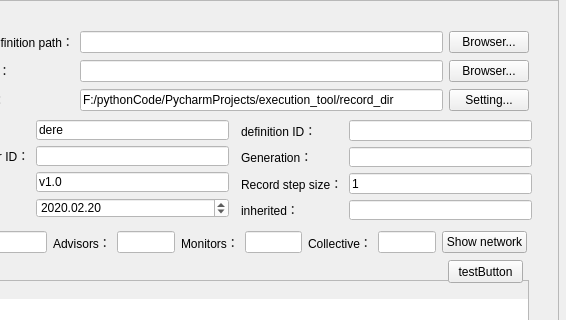
Before: the Qt Designer form UI/simulation_exe_Form.ui in ANiMA931/execution_tool, drawn with Qt 5; both pictures show x 352 to 918 and y 0 to 320 of the 918 by 853 pixel window.
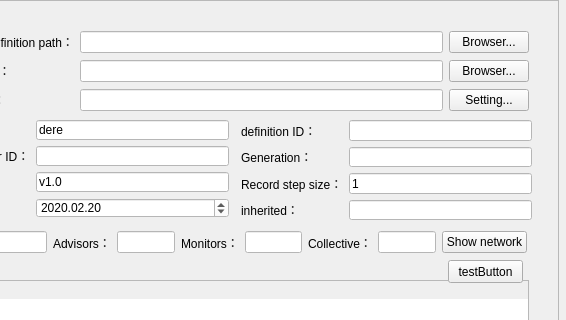
After: the same form once the commit is applied. Icons and pictures are not drawn.

Diff of the .ui file:
```diff
--- a/UI/simulation_exe_Form.ui
+++ b/UI/simulation_exe_Form.ui
@@ -644,7 +644,7 @@
 </string>
        </property>
        <property name="text">
-        <string>F:/pythonCode/PycharmProjects/execution_tool/record_dir</string>
+        <string/>
        </property>
       </widget>
      </item>
```
